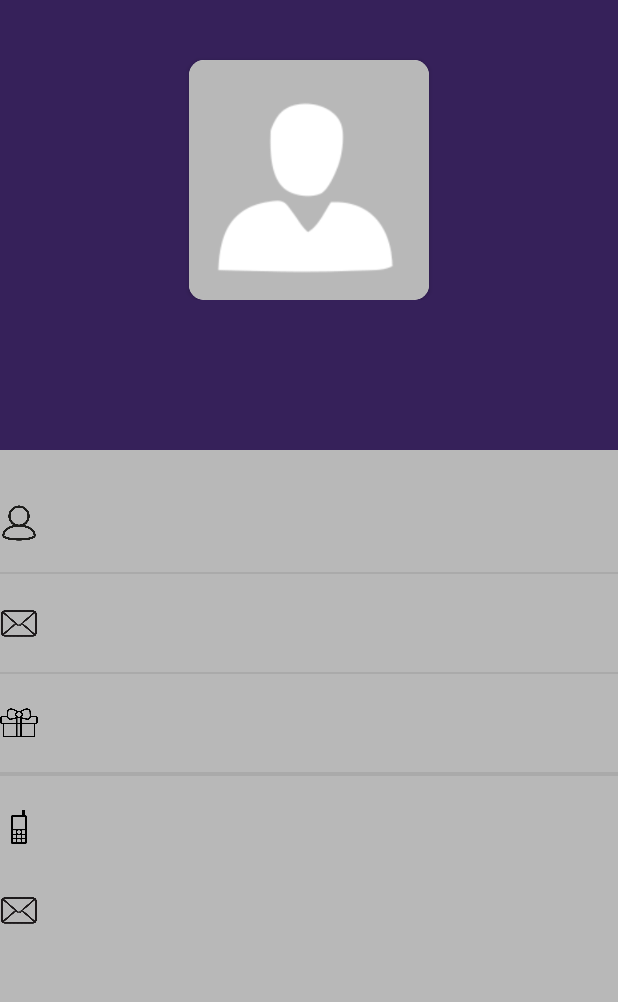
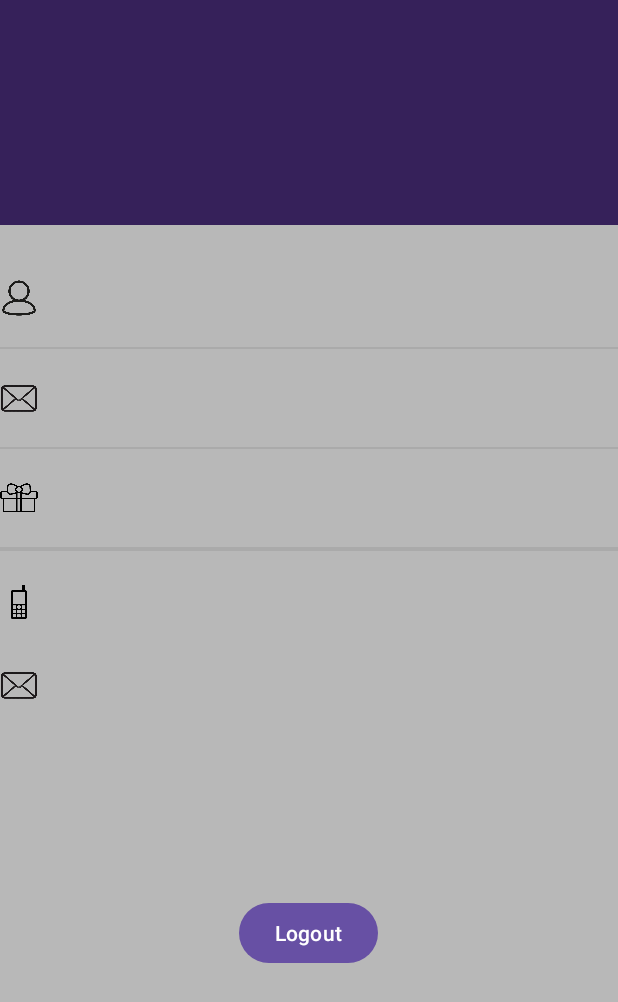
Before and after one commit to Omayer111/ExpenseTracker, an Android app: the UserProfile screen opened directly, with no data from a screen before it, on a phone screen of 412 x 824 dp. Shown: the top 1002 px of the screen. Run offline under Robolectric (Android 15) with nearby library versions, the phone set to English and light mode, and no system bars; our stand-ins replace Firebase (no records; nobody signed in at launch, a user with empty details on screens opened directly); Roboto replaces fonts that are not available here.

Commit message:
fixed some issues

```diff
--- a/ExpenseTracker-master/app/src/main/java/com/example/expensetracker/views/activities/login.java
+++ b/ExpenseTracker-master/app/src/main/java/com/example/expensetracker/views/activities/login.java
@@ -29,6 +29,7 @@ public class login extends AppCompatActivity {
 
     private Button loginKey;
 
+
     private FirebaseAuth mAuth;
 
     @Override
@@ -37,7 +38,8 @@ public class login extends AppCompatActivity {
         EdgeToEdge.enable(this);
         setContentView(R.layout.activity_login);
 
-        mAuth = FirebaseAuth.getInstance();
+        mAuth = firebaseAuth.getInstance();
+
 
         loginKey = findViewById(R.id.button_login);
 
--- a/ExpenseTracker-master/app/src/main/java/com/example/expensetracker/views/activities/register.java
+++ b/ExpenseTracker-master/app/src/main/java/com/example/expensetracker/views/activities/register.java
@@ -63,7 +63,7 @@ public class register extends AppCompatActivity {
     @Override
     public void onCreate(Bundle savedInstanceState) {
         super.onCreate(savedInstanceState);
-        mAuth = FirebaseAuth.getInstance();
+        mAuth = firebaseAuth.getInstance();
         setContentView(R.layout.activity_register);
 
 
@@ -137,7 +137,7 @@ public class register extends AppCompatActivity {
 
                                     databaseReference.child(user.getUid()).setValue(readWriteUserDetails).addOnCompleteListener(new OnCompleteListener<Void>() {
                                         @Override
-                                        public void onComplete(@NonNull Task<Void>task) {
+                                        public void onComplete(@NonNull Task<Void> task) {
                                             if(task.isSuccessful()){
                                                 Toast.makeText(register.this, "User Registered Successfully", Toast.LENGTH_SHORT).show();
                                                 Intent intent = new Intent(register.this, login.class);
--- a/ExpenseTracker-master/app/src/main/res/layout/activity_register.xml
+++ b/ExpenseTracker-master/app/src/main/res/layout/activity_register.xml
@@ -18,7 +18,7 @@
 
             <RelativeLayout
                 android:layout_width="match_parent"
-                android:layout_height="180dp"
+                android:layout_height="150dp"
                 android:background="@color/purple_700">
                 <TextView
                     android:id="@+id/textView_register_head"
@@ -58,7 +58,7 @@
                     android:id="@+id/RL_name"
                     android:layout_width="match_parent"
                     android:layout_height="wrap_content"
-                    android:layout_marginTop="20dp"
+                    android:layout_marginTop="100dp"
                     >
 
                     <ImageView
--- a/ExpenseTracker-master/app/src/main/res/layout/activity_user_profile.xml
+++ b/ExpenseTracker-master/app/src/main/res/layout/activity_user_profile.xml
@@ -22,13 +22,25 @@
             <RelativeLayout
                 android:id="@+id/layout_head"
                 android:layout_width="match_parent"
-                android:layout_height="300dp"
+                android:layout_height="150dp"
                 android:background="@color/purple_700">
 
                 <RelativeLayout
                     android:layout_width="match_parent"
                     android:layout_height="wrap_content"
                     android:id="@+id/RL_imageView">
+
+
+
+                    <ProgressBar
+                        android:id="@+id/progress_bar_profile_pic"
+                        style="?android:attr/progressBarStyleSmall"
+                        android:layout_width="wrap_content"
+                        android:layout_height="wrap_content"
+                        android:layout_marginTop="110dp"
+                        android:layout_centerHorizontal="true"
+                        android:elevation="10dp"
+                        android:visibility="gone" />
 
                     <androidx.cardview.widget.CardView
                         android:layout_width="wrap_content"
@@ -38,22 +50,9 @@
                         android:elevation="5dp"
                         app:cardCornerRadius="10dp">
 
-                    <ImageView
-                        android:id="@+id/imageView_profile_dp"
-                        android:layout_width="160dp"
-                        android:layout_height="160dp"
-                        android:background="@drawable/no_profile_pic"
-                        android:scaleType="centerCrop" />
+
                     </androidx.cardview.widget.CardView>
-                    <ProgressBar
-                        android:id="@+id/progress_bar_profile_pic"
-                        style="?android:attr/progressBarStyleSmall"
-                        android:layout_width="wrap_content"
-                        android:layout_height="wrap_content"
-                        android:layout_marginTop="110dp"
-                        android:layout_centerHorizontal="true"
-                        android:elevation="10dp"
-                        android:visibility="gone" />
+
                 </RelativeLayout>
 
                 <TextView
@@ -270,6 +269,13 @@
 
                 android:id="@+id/textView_show_register_date"/>
 
+            <Button
+                android:id="@+id/button_logout"
+                android:layout_width="wrap_content"
+                android:layout_height="wrap_content"
+                android:layout_gravity="center"
+                android:layout_marginTop="20dp"
+                android:text="Logout" />
         </LinearLayout>
     </ScrollView>
 
--- a/ExpenseTracker-master/app/src/main/res/values/colors.xml
+++ b/ExpenseTracker-master/app/src/main/res/values/colors.xml
@@ -2,8 +2,8 @@
 <resources>
     <color name="black">#FF000000</color>
     <color name="white">#FFFFFFFF</color>
-    <color name="orange">#F44336</color>
-    <color name="orangeDark">#F32112</color>
+    <color name="orange">#36215A</color>
+    <color name="orangeDark">#FF000000</color>
     <color name="greenColor">#4CAF50</color>
     <color name="redColor">#F44336</color>
     <color name="textColor">#353535</color>
@@ -13,7 +13,7 @@
     <color name="gray">#b8b8b8</color>
 
     <color name="category1">#4CAF50</color>
-    <color name="category2">#F44336</color>
+    <color name="category2">#312743</color>
     <color name="category3">#9C27B0</color>
     <color name="category4">#2196F3</color>
     <color name="category5">#E91E63</color>
```
Also changed, not shown: ExpenseTracker-master/app/src/main/java/com/example/expensetracker/views/activities/firebaseAuth.java (added, +41 -0 lines), ExpenseTracker-master/app/src/main/res/layout/activity_auth_first_page.xml (+10 -2 lines), ExpenseTracker-master/app/src/main/res/layout/activity_login.xml (+11 -19 lines), ExpenseTracker-master/app/src/main/java/com/example/expensetracker/views/activities/MainActivity.java (indentation only), ExpenseTracker-master/app/src/main/res/drawable/dark.jpg (added), 3 other files. Lines whose indentation alone changed are shown as unchanged.
